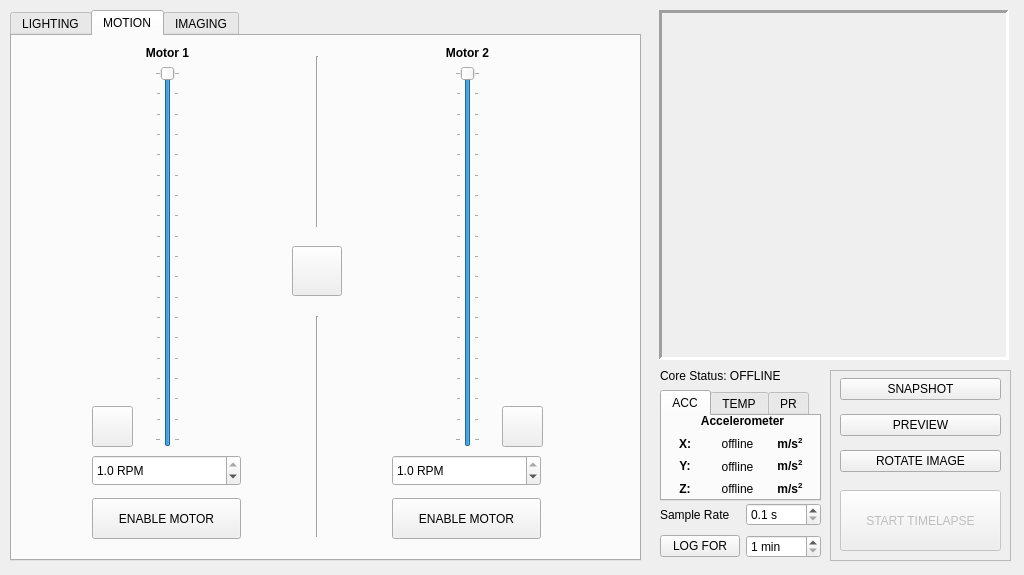
First picture: the form in _ui/Clinostat.ui, repository CoCl-Jerry/SciSpin_Max_Dev, before the edit.
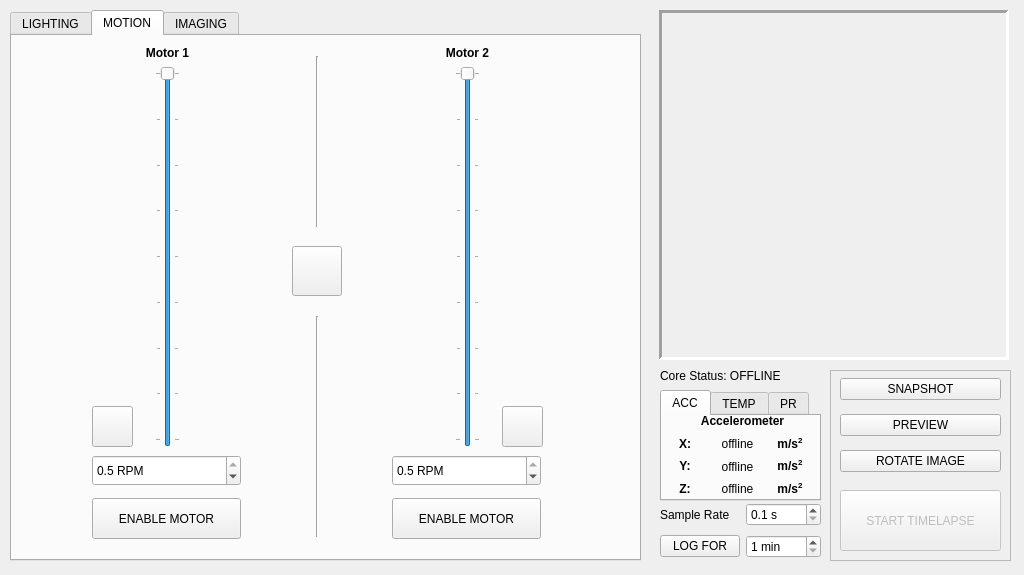
Second picture: the form after the edit. Icons and pictures are not drawn.

Diff of the .ui file:
```diff
--- a/_ui/Clinostat.ui
+++ b/_ui/Clinostat.ui
@@ -582,7 +582,7 @@
           <number>10</number>
          </property>
          <property name="maximum">
-          <number>100</number>
+          <number>50</number>
          </property>
          <property name="singleStep">
           <number>5</number>
@@ -591,10 +591,10 @@
           <number>5</number>
          </property>
          <property name="value">
-          <number>100</number>
+          <number>50</number>
          </property>
          <property name="sliderPosition">
-          <number>100</number>
+          <number>50</number>
          </property>
          <property name="tracking">
           <bool>true</bool>
@@ -635,16 +635,16 @@
           <number>10</number>
          </property>
          <property name="maximum">
-          <number>100</number>
+          <number>50</number>
          </property>
          <property name="singleStep">
           <number>5</number>
          </property>
          <property name="value">
-          <number>100</number>
+          <number>50</number>
          </property>
          <property name="sliderPosition">
-          <number>100</number>
+          <number>50</number>
          </property>
          <property name="tracking">
           <bool>true</bool>
@@ -700,13 +700,13 @@
        <double>0.100000000000000</double>
       </property>
       <property name="maximum">
-       <double>1.000000000000000</double>
+       <double>0.500000000000000</double>
       </property>
       <property name="singleStep">
        <double>0.100000000000000</double>
       </property>
       <property name="value">
-       <double>1.000000000000000</double>
+       <double>0.500000000000000</double>
       </property>
      </widget>
      <widget class="QDoubleSpinBox" name="core_spinBox">
@@ -728,13 +728,13 @@
        <double>0.100000000000000</double>
       </property>
       <property name="maximum">
-       <double>1.000000000000000</double>
+       <double>0.500000000000000</double>
       </property>
       <property name="singleStep">
        <double>0.100000000000000</double>
       </property>
       <property name="value">
-       <double>1.000000000000000</double>
+       <double>0.500000000000000</double>
       </property>
      </widget>
      <widget class="QPushButton" name="coreErgz_pushButton">
```
Left out of the diff: 4 changed lines with no effect on the pictures.
